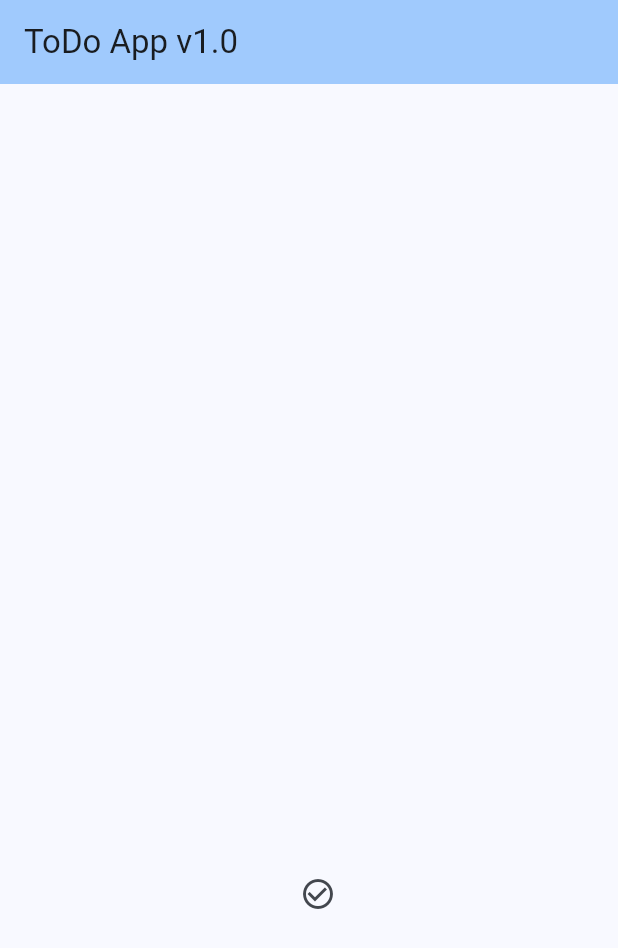
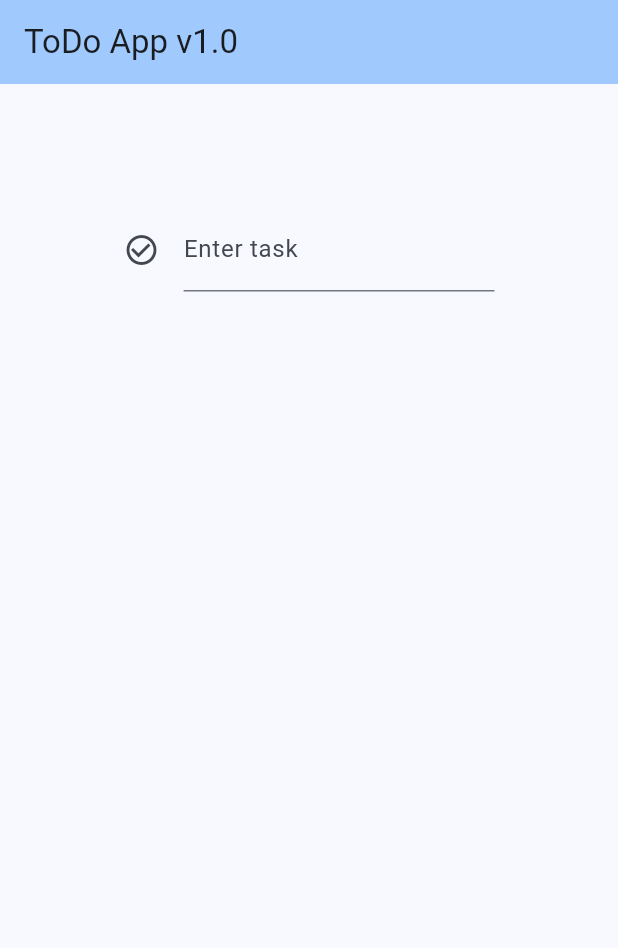
Before and after one commit to aadityan/flutter_todo, a Flutter app: the screen it shows after launch, on a phone screen of 412 x 824 dp. Shown: the top 948 px of the screen. Run offline on Flutter 3.47's test engine with Material 3 defaults, Android fonts, the phone set to English and light mode, and no system bars.

Commit message:
Converted HomePage into StatelessWidget. Used Main AppState to track Tasks

```diff
--- a/lib/views/homepage.dart
+++ b/lib/views/homepage.dart
@@ -1,29 +1,19 @@
 import 'package:flutter/material.dart';
+import 'package:provider/provider.dart';
 import 'package:todo/widgets/TaskDisplay.dart';
+import 'package:todo/main.dart';
 
-class HomePage extends StatefulWidget {
-  const HomePage({super.key});
-
-  @override
-  State<HomePage> createState() => _HomePageState();
-}
-
-class _HomePageState extends State<HomePage> {
-  var tasks = [];
-
-  void _addTask(task) {
-    setState(() {
-      tasks.add(task);
-    });
-  }
-
-  var submitController = TextEditingController();
+class HomePage extends StatelessWidget {
+  final submitController = TextEditingController();
   void clearText() {
     submitController.clear();
   }
 
   @override
   Widget build(BuildContext context) {
+    var appState = context.watch<MyAppState>();
+    var tasks = appState.tasks;
+
     var theme = Theme.of(context);
     return Scaffold(
       appBar: AppBar(
@@ -32,11 +22,11 @@ class _HomePageState extends State<HomePage> {
       ),
       body: Center(
         child: Padding(
-          padding: EdgeInsets.all(200),
-          child: Column(
-            mainAxisAlignment: MainAxisAlignment.end,
+          padding: EdgeInsets.all(MediaQuery.of(context).size.height / 10),
+          child: Align(
+            alignment: Alignment.topCenter,
+            child: ListView(
               children: <Widget>[
-              for (var task in tasks) TaskDisplay(theme: theme, task: task),
                 TextField(
                   controller: submitController,
                   decoration: InputDecoration(
@@ -47,11 +37,14 @@ class _HomePageState extends State<HomePage> {
                     ),
                   ),
                   onSubmitted: (task) {
-                  _addTask(task);
+                    appState.addTask([task, false]);
                     clearText();
                   },
                 ),
+                for (var task in tasks)
+                  if (task[1] == false) TaskDisplay(theme: theme, task: task),
               ],
+            ),
           ),
         ),
       ), // This trailing comma makes auto-formatting nicer for build methods.
```
Lines whose indentation alone changed are shown as unchanged.
